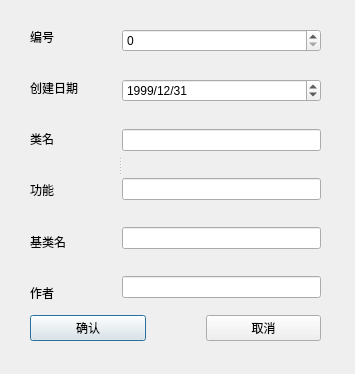
Serissia/Qt_OOPManager, file newclassdialog.ui: the form before one commit.
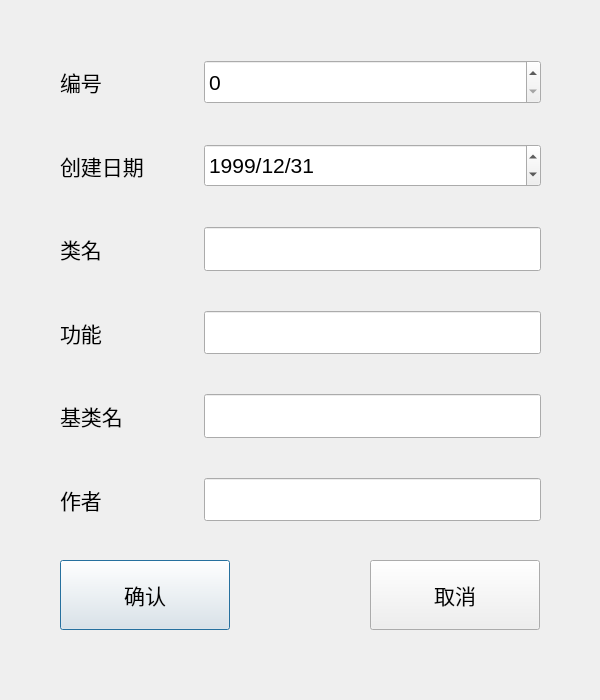
The form after the commit.

```diff
--- a/newclassdialog.ui
+++ b/newclassdialog.ui
@@ -9,84 +9,111 @@
    <rect>
     <x>0</x>
     <y>0</y>
-    <width>355</width>
-    <height>374</height>
+    <width>600</width>
+    <height>700</height>
    </rect>
   </property>
+  <property name="sizePolicy">
+   <sizepolicy hsizetype="Preferred" vsizetype="Preferred">
+    <horstretch>0</horstretch>
+    <verstretch>0</verstretch>
+   </sizepolicy>
+  </property>
   <property name="windowTitle">
    <string>Dialog</string>
   </property>
+  <widget class="QPushButton" name="pushButton">
+   <property name="enabled">
+    <bool>true</bool>
+   </property>
+   <property name="geometry">
+    <rect>
+     <x>60</x>
+     <y>560</y>
+     <width>170</width>
+     <height>70</height>
+    </rect>
+   </property>
+   <property name="sizePolicy">
+    <sizepolicy hsizetype="Fixed" vsizetype="Fixed">
+     <horstretch>0</horstretch>
+     <verstretch>0</verstretch>
+    </sizepolicy>
+   </property>
+   <property name="font">
+    <font>
+     <pointsize>16</pointsize>
+    </font>
+   </property>
+   <property name="text">
+    <string>确认</string>
+   </property>
+  </widget>
+  <widget class="QPushButton" name="pushButton_2">
+   <property name="geometry">
+    <rect>
+     <x>370</x>
+     <y>560</y>
+     <width>170</width>
+     <height>70</height>
+    </rect>
+   </property>
+   <property name="sizePolicy">
+    <sizepolicy hsizetype="Preferred" vsizetype="Fixed">
+     <horstretch>0</horstretch>
+     <verstretch>0</verstretch>
+    </sizepolicy>
+   </property>
+   <property name="font">
+    <font>
+     <pointsize>16</pointsize>
+    </font>
+   </property>
+   <property name="text">
+    <string>取消</string>
+   </property>
+  </widget>
   <widget class="QWidget" name="">
    <property name="geometry">
     <rect>
-     <x>30</x>
-     <y>20</y>
-     <width>291</width>
-     <height>321</height>
+     <x>60</x>
+     <y>60</y>
+     <width>481</width>
+     <height>461</height>
     </rect>
    </property>
    <layout class="QGridLayout" name="gridLayout">
+    <property name="horizontalSpacing">
+     <number>60</number>
+    </property>
+    <property name="verticalSpacing">
+     <number>40</number>
+    </property>
     <item row="0" column="0">
-     <widget class="QSplitter" name="splitter">
-      <property name="orientation">
-       <enum>Qt::Horizontal</enum>
-      </property>
-      <widget class="QWidget" name="layoutWidget">
-       <layout class="QVBoxLayout" name="Inputs">
-        <property name="spacing">
-         <number>18</number>
-        </property>
-        <item>
          <widget class="QLabel" name="label_2">
+      <property name="font">
+       <font>
+        <pointsize>16</pointsize>
+       </font>
+      </property>
           <property name="text">
            <string>编号</string>
           </property>
          </widget>
         </item>
-        <item>
-         <widget class="QLabel" name="label_6">
-          <property name="text">
-           <string>创建日期</string>
-          </property>
-         </widget>
-        </item>
-        <item>
-         <widget class="QLabel" name="label_3">
-          <property name="text">
-           <string>类名</string>
-          </property>
-         </widget>
-        </item>
-        <item>
-         <widget class="QLabel" name="label_5">
-          <property name="text">
-           <string>功能</string>
-          </property>
-         </widget>
-        </item>
-        <item>
-         <widget class="QLabel" name="label_4">
-          <property name="text">
-           <string>基类名</string>
-          </property>
-         </widget>
-        </item>
-        <item>
-         <widget class="QLabel" name="label_7">
-          <property name="text">
-           <string>作者</string>
-          </property>
-         </widget>
-        </item>
-       </layout>
-      </widget>
-      <widget class="QWidget" name="layoutWidget">
-       <layout class="QVBoxLayout" name="Texts">
-        <property name="spacing">
-         <number>18</number>
-        </property>
-        <item>
+    <item row="0" column="1">
          <widget class="QSpinBox" name="spinBox">
+      <property name="sizePolicy">
+       <sizepolicy hsizetype="Expanding" vsizetype="Preferred">
+        <horstretch>0</horstretch>
+        <verstretch>0</verstretch>
+       </sizepolicy>
+      </property>
+      <property name="font">
+       <font>
+        <pointsize>16</pointsize>
+       </font>
+      </property>
           <property name="maximum">
            <number>2147483647</number>
           </property>
@@ -95,8 +122,31 @@
           </property>
          </widget>
         </item>
-        <item>
+    <item row="1" column="0">
+     <widget class="QLabel" name="label_6">
+      <property name="font">
+       <font>
+        <pointsize>16</pointsize>
+       </font>
+      </property>
+      <property name="text">
+       <string>创建日期</string>
+      </property>
+     </widget>
+    </item>
+    <item row="1" column="1">
          <widget class="QDateEdit" name="dateEdit">
+      <property name="sizePolicy">
+       <sizepolicy hsizetype="Expanding" vsizetype="Preferred">
+        <horstretch>0</horstretch>
+        <verstretch>0</verstretch>
+       </sizepolicy>
+      </property>
+      <property name="font">
+       <font>
+        <pointsize>16</pointsize>
+       </font>
+      </property>
           <property name="dateTime">
            <datetime>
             <hour>0</hour>
@@ -112,42 +162,113 @@
           </property>
          </widget>
         </item>
-        <item>
-         <widget class="QLineEdit" name="lineClass"/>
-        </item>
-        <item>
-         <widget class="QLineEdit" name="lineFunc"/>
-        </item>
-        <item>
-         <widget class="QLineEdit" name="lineBase"/>
-        </item>
-        <item>
-         <widget class="QLineEdit" name="lineAuth"/>
-        </item>
-       </layout>
-      </widget>
-     </widget>
+    <item row="2" column="0">
+     <widget class="QLabel" name="label_3">
+      <property name="font">
+       <font>
+        <pointsize>16</pointsize>
+       </font>
+      </property>
+      <property name="text">
+       <string>类名</string>
+      </property>
+     </widget>
+    </item>
+    <item row="2" column="1">
+     <widget class="QLineEdit" name="lineClass">
+      <property name="sizePolicy">
+       <sizepolicy hsizetype="Expanding" vsizetype="Preferred">
+        <horstretch>0</horstretch>
+        <verstretch>0</verstretch>
+       </sizepolicy>
+      </property>
+      <property name="font">
+       <font>
+        <pointsize>16</pointsize>
+       </font>
+      </property>
+     </widget>
+    </item>
+    <item row="3" column="0">
+     <widget class="QLabel" name="label_5">
+      <property name="font">
+       <font>
+        <pointsize>16</pointsize>
+       </font>
+      </property>
+      <property name="text">
+       <string>功能</string>
+      </property>
+     </widget>
+    </item>
+    <item row="3" column="1">
+     <widget class="QLineEdit" name="lineFunc">
+      <property name="sizePolicy">
+       <sizepolicy hsizetype="Expanding" vsizetype="Preferred">
+        <horstretch>0</horstretch>
+        <verstretch>0</verstretch>
+       </sizepolicy>
+      </property>
+      <property name="font">
+       <font>
+        <pointsize>16</pointsize>
+       </font>
+      </property>
+     </widget>
     </item>
-    <item row="1" column="0">
-     <layout class="QHBoxLayout" name="OkAndCancel">
-      <property name="spacing">
-       <number>60</number>
+    <item row="4" column="0">
+     <widget class="QLabel" name="label_4">
+      <property name="font">
+       <font>
+        <pointsize>16</pointsize>
+       </font>
       </property>
-      <item>
-       <widget class="QPushButton" name="pushButton">
         <property name="text">
-         <string>确认</string>
+       <string>基类名</string>
         </property>
        </widget>
       </item>
-      <item>
-       <widget class="QPushButton" name="pushButton_2">
+    <item row="4" column="1">
+     <widget class="QLineEdit" name="lineBase">
+      <property name="sizePolicy">
+       <sizepolicy hsizetype="Expanding" vsizetype="Preferred">
+        <horstretch>0</horstretch>
+        <verstretch>0</verstretch>
+       </sizepolicy>
+      </property>
+      <property name="font">
+       <font>
+        <pointsize>16</pointsize>
+       </font>
+      </property>
+     </widget>
+    </item>
+    <item row="5" column="0">
+     <widget class="QLabel" name="label_7">
+      <property name="font">
+       <font>
+        <pointsize>16</pointsize>
+       </font>
+      </property>
         <property name="text">
-         <string>取消</string>
+       <string>作者</string>
         </property>
        </widget>
       </item>
-     </layout>
+    <item row="5" column="1">
+     <widget class="QLineEdit" name="lineAuth">
+      <property name="sizePolicy">
+       <sizepolicy hsizetype="Expanding" vsizetype="Preferred">
+        <horstretch>0</horstretch>
+        <verstretch>0</verstretch>
+       </sizepolicy>
+      </property>
+      <property name="font">
+       <font>
+        <pointsize>16</pointsize>
+       </font>
+      </property>
+     </widget>
     </item>
    </layout>
   </widget>
```
Lines whose indentation alone changed are shown as unchanged.
